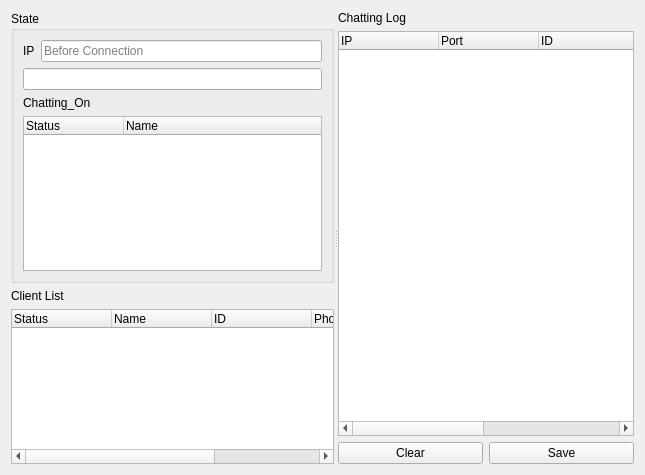
jshs214/Qt_Project, file Qt_Project(master)/chatserverform.ui: the form before one commit.
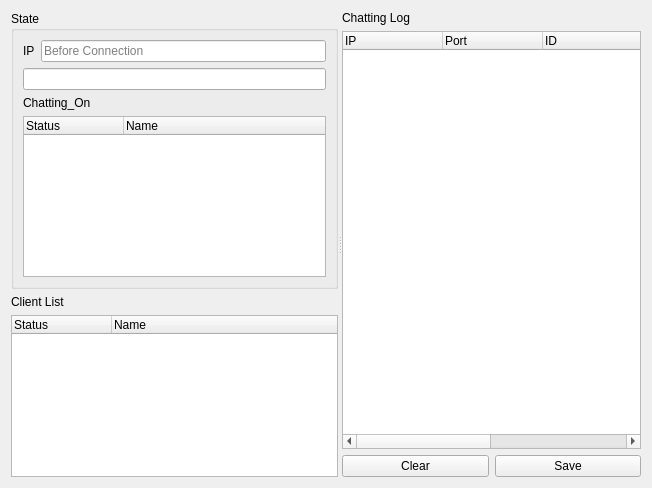
The form after the commit.

Patch:
```diff
--- a/Qt_Project(master)/chatserverform.ui
+++ b/Qt_Project(master)/chatserverform.ui
@@ -6,8 +6,8 @@
    <rect>
     <x>0</x>
     <y>0</y>
-    <width>645</width>
-    <height>475</height>
+    <width>652</width>
+    <height>488</height>
    </rect>
   </property>
   <property name="windowTitle">
@@ -110,21 +110,6 @@
            <string>Name</string>
           </property>
          </column>
-         <column>
-          <property name="text">
-           <string>ID</string>
-          </property>
-         </column>
-         <column>
-          <property name="text">
-           <string>PhoneNumber</string>
-          </property>
-         </column>
-         <column>
-          <property name="text">
-           <string>Address</string>
-          </property>
-         </column>
         </widget>
        </item>
        <item>
```
Left out of the diff: 4 changed lines with no effect on the pictures.
